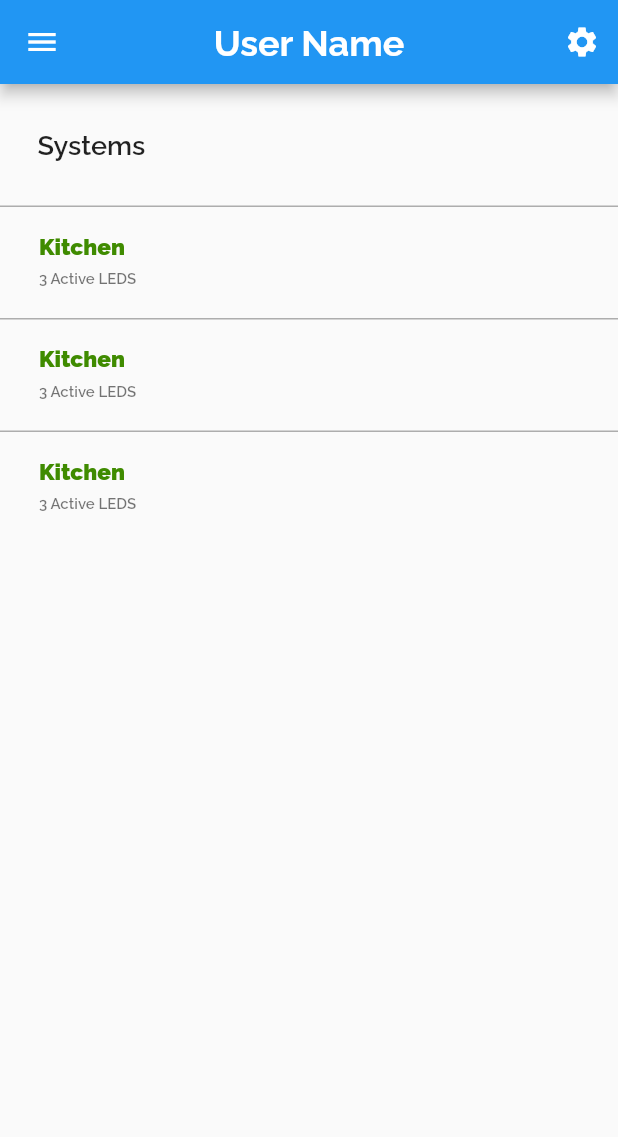
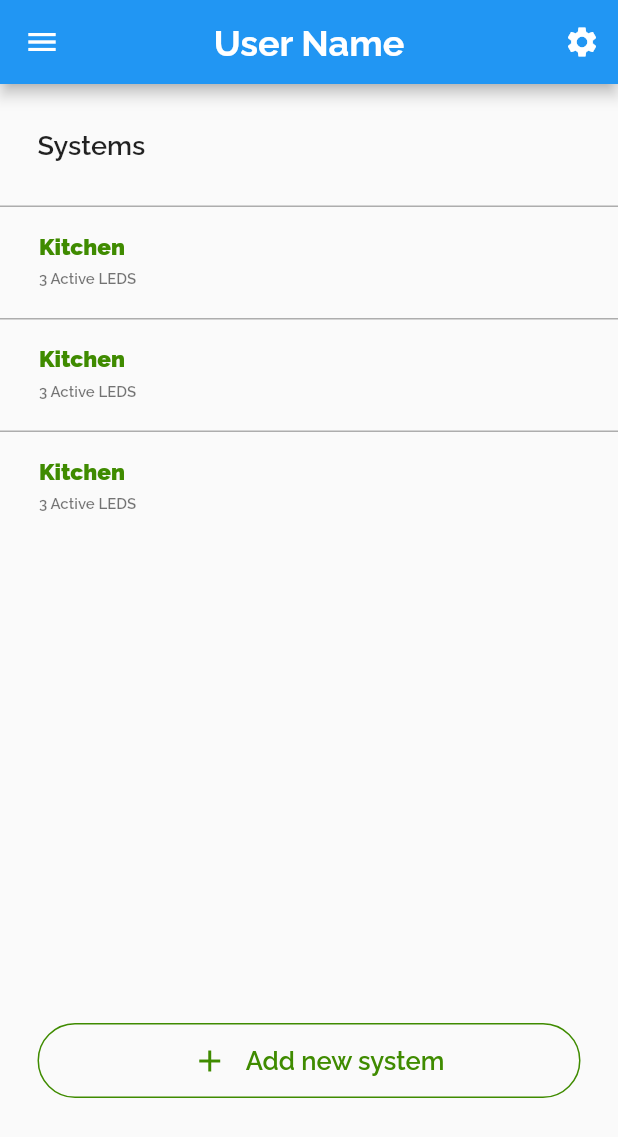
Before and after one commit to MohammadAlAgha/luminexa, a Flutter app: the landing screen opened directly, on a phone screen of 412 x 824 dp. Shown: the top 1137 px of the screen. Run offline on Flutter 3.47's test engine with Material 2 defaults, Android fonts, the phone set to English and light mode, and no system bars; our stand-ins replace flutter_svg.

Commit message:
Added icon button in the bottom of the page

```diff
--- a/luminexa_mobile/lib/screens/landingPageUser.dart
+++ b/luminexa_mobile/lib/screens/landingPageUser.dart
@@ -1,6 +1,7 @@
 import 'package:flutter/material.dart';
 import 'package:flutter/src/widgets/framework.dart';
 import 'package:flutter/src/widgets/placeholder.dart';
+import 'package:luminexa_mobile/widgets/buttonWidget/iconButtonWidget.dart';
 
 class landing extends StatefulWidget {
   const landing({super.key});
@@ -86,6 +87,16 @@ class _landingState extends State<landing> {
                       ),
                     );
                   }),
+              SizedBox(
+                height: 320,
+              ),
+              Padding(
+                padding: const EdgeInsets.symmetric(horizontal: 25),
+                child: iconButton(
+                  innerText: "Add new system",
+                  iconName: Icon(Icons.add),
+                ),
+              )
             ],
           ),
         ),
```
